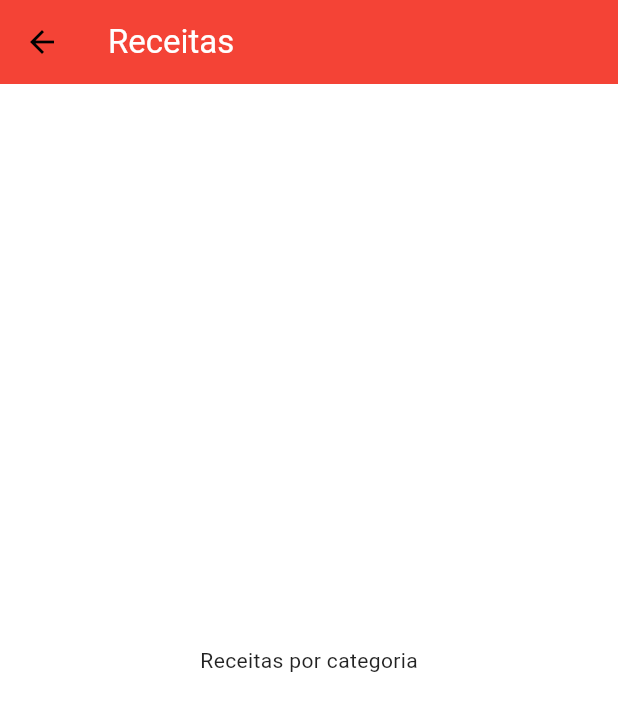
After one commit to JacksonMonteiro/flutter_meals_app, a Flutter app: the screen it shows after launch, after a tap on "Italiano", on a phone screen of 412 x 824 dp. The commit adds this screen. Shown: the top 711 px of the screen. Run offline on Flutter 3.47's test engine with Material 2 defaults, Android fonts, the phone set to English and light mode, and no system bars.

Commit message:
first screen navigation

```diff
--- a/lib/components/category_item.dart
+++ b/lib/components/category_item.dart
@@ -3,15 +3,28 @@ import 'package:flutter/material.dart';
 import 'package:flutter/src/foundation/key.dart';
 import 'package:flutter/src/widgets/framework.dart';
 import 'package:meals/models/category.dart';
+import 'package:meals/views/categories_meals_view.dart';
 
 class CategoryItem extends StatelessWidget {
   final Category category;
 
   const CategoryItem({Key? key, required this.category}) : super(key: key);
 
+  void _selectCategory(BuildContext context) {
+    Navigator.of(context).push(
+      MaterialPageRoute(
+        builder: (_) => const CategoriesMealsView(),
+      ),
+    );
+  }
+
   @override
   Widget build(BuildContext context) {
-    return Container(
+    return InkWell(
+      onTap: () => _selectCategory(context),
+      borderRadius: BorderRadius.circular(16),
+      splashColor: Theme.of(context).primaryColor,
+      child: Container(
         padding: const EdgeInsets.all(16),
         decoration: BoxDecoration(
           gradient: LinearGradient(
@@ -28,6 +41,7 @@ class CategoryItem extends StatelessWidget {
           category.title,
           style: Theme.of(context).textTheme.titleMedium,
         ),
+      ),
     );
   }
 }
--- /dev/null
+++ b/lib/views/categories_meals_view.dart
@@ -0,0 +1,30 @@
+import 'package:flutter/material.dart';
+
+class CategoriesMealsView extends StatelessWidget {
+  const CategoriesMealsView({Key? key}) : super(key: key);
+
+  @override
+  Widget build(BuildContext context) {
+    final MediaQueryData mQuery = MediaQuery.of(context);
+
+    AppBar appBar = AppBar(
+      title: const Text(
+        'Receitas',
+        style: TextStyle(
+          color: Colors.white,
+        ),
+      ),
+      backgroundColor: Theme.of(context).colorScheme.primary,
+    );
+
+    final double availableHeight =
+        mQuery.size.height - appBar.preferredSize.height - mQuery.padding.top;
+
+    return Scaffold(
+      appBar: appBar,
+      body: const Center(
+        child: Text('Receitas por categoria'),
+      ),
+    );
+  }
+}
```
Lines whose indentation alone changed are shown as unchanged.
